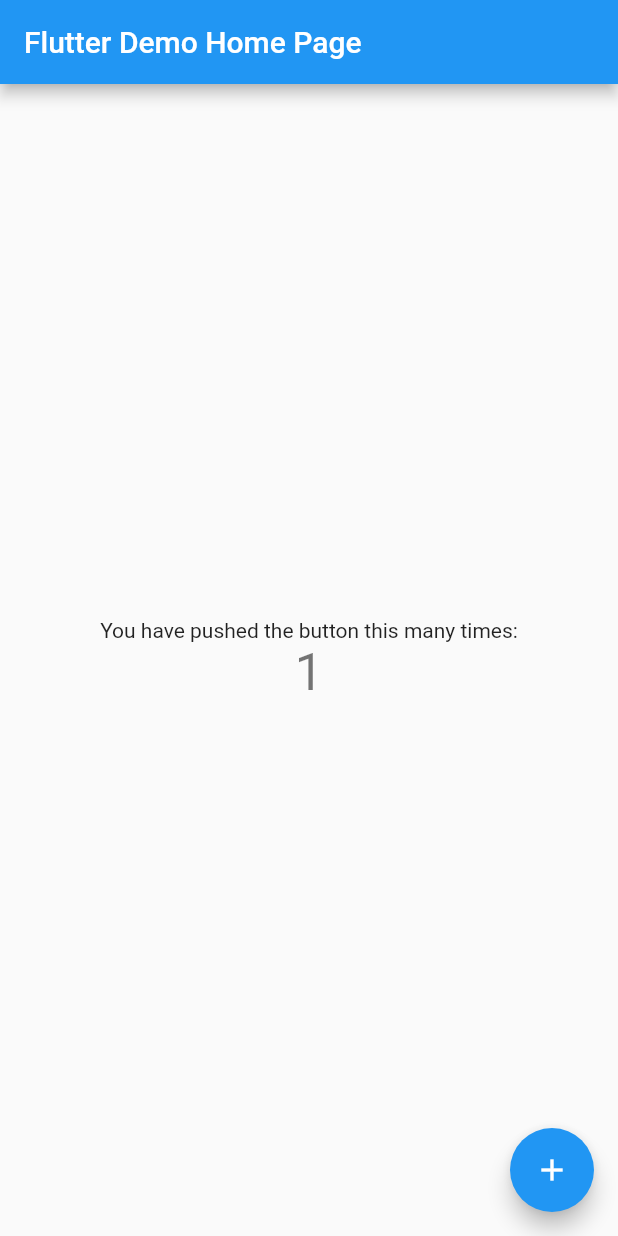
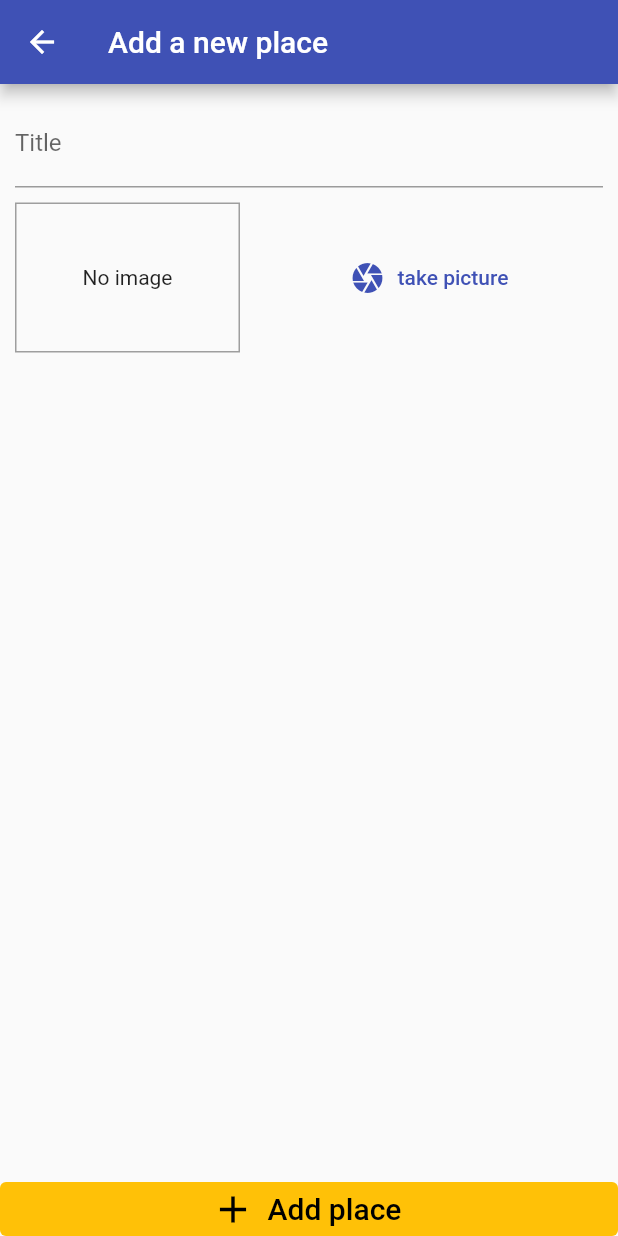
Before and after one commit to s17476/great_places, a Flutter app: the screen it shows after launch, after a tap on the "add" icon, on a phone screen of 412 x 824 dp. Run offline on Flutter 3.47's test engine with Material 2 defaults, Android fonts, the phone set to English and light mode, and no system bars; our stand-ins replace image_picker.

Commit message:
added camera support

```diff
--- a/lib/main.dart
+++ b/lib/main.dart
@@ -1,4 +1,8 @@
 import 'package:flutter/material.dart';
+import 'package:great_places/providers/places_provider.dart';
+import 'package:great_places/screens/add_place_screen.dart';
+import 'package:great_places/screens/places_list_screen.dart';
+import 'package:provider/provider.dart';
 
 void main() {
   runApp(const MyApp());
@@ -10,106 +14,27 @@ class MyApp extends StatelessWidget {
   // This widget is the root of your application.
   @override
   Widget build(BuildContext context) {
-    return MaterialApp(
-      title: 'Flutter Demo',
-      theme: ThemeData(
-        // This is the theme of your application.
-        //
-        // Try running your application with "flutter run". You'll see the
-        // application has a blue toolbar. Then, without quitting the app, try
-        // changing the primarySwatch below to Colors.green and then invoke
-        // "hot reload" (press "r" in the console where you ran "flutter run",
-        // or simply save your changes to "hot reload" in a Flutter IDE).
-        // Notice that the counter didn't reset back to zero; the application
-        // is not restarted.
-        primarySwatch: Colors.blue,
+    return ChangeNotifierProvider.value(
+      value: PlacesProvider(),
+      child: MaterialApp(
+        title: 'Flutter Demo',
+        theme: ThemeData(
+          appBarTheme: const AppBarTheme(backgroundColor: Colors.indigo),
+          primarySwatch: Colors.indigo,
+          colorScheme: Theme.of(context).colorScheme.copyWith(
+                secondary: Colors.amber,
+              ),
+          elevatedButtonTheme: ElevatedButtonThemeData(
+            style: ElevatedButton.styleFrom(
+                primary: Colors.amber, onPrimary: Colors.black),
+          ),
+        ),
+        home: const PlacesListScreen(),
+        debugShowCheckedModeBanner: false,
+        routes: {
+          AddPlaceScreen.routeName: (ctx) => const AddPlaceScreen(),
+        },
       ),
-      home: const MyHomePage(title: 'Flutter Demo Home Page'),
     );
   }
 }
-
-class MyHomePage extends StatefulWidget {
-  const MyHomePage({Key? key, required this.title}) : super(key: key);
-
-  // This widget is the home page of your application. It is stateful, meaning
-  // that it has a State object (defined below) that contains fields that affect
-  // how it looks.
-
-  // This class is the configuration for the state. It holds the values (in this
-  // case the title) provided by the parent (in this case the App widget) and
-  // used by the build method of the State. Fields in a Widget subclass are
-  // always marked "final".
-
-  final String title;
-
-  @override
-  State<MyHomePage> createState() => _MyHomePageState();
-}
-
-class _MyHomePageState extends State<MyHomePage> {
-  int _counter = 0;
-
-  void _incrementCounter() {
-    setState(() {
-      // This call to setState tells the Flutter framework that something has
-      // changed in this State, which causes it to rerun the build method below
-      // so that the display can reflect the updated values. If we changed
-      // _counter without calling setState(), then the build method would not be
-      // called again, and so nothing would appear to happen.
-      _counter++;
-    });
-  }
-
-  @override
-  Widget build(BuildContext context) {
-    // This method is rerun every time setState is called, for instance as done
-    // by the _incrementCounter method above.
-    //
-    // The Flutter framework has been optimized to make rerunning build methods
-    // fast, so that you can just rebuild anything that needs updating rather
-    // than having to individually change instances of widgets.
-    return Scaffold(
-      appBar: AppBar(
-        // Here we take the value from the MyHomePage object that was created by
-        // the App.build method, and use it to set our appbar title.
-        title: Text(widget.title),
-      ),
-      body: Center(
-        // Center is a layout widget. It takes a single child and positions it
-        // in the middle of the parent.
-        child: Column(
-          // Column is also a layout widget. It takes a list of children and
-          // arranges them vertically. By default, it sizes itself to fit its
-          // children horizontally, and tries to be as tall as its parent.
-          //
-          // Invoke "debug painting" (press "p" in the console, choose the
-          // "Toggle Debug Paint" action from the Flutter Inspector in Android
-          // Studio, or the "Toggle Debug Paint" command in Visual Studio Code)
-          // to see the wireframe for each widget.
-          //
-          // Column has various properties to control how it sizes itself and
-          // how it positions its children. Here we use mainAxisAlignment to
-          // center the children vertically; the main axis here is the vertical
-          // axis because Columns are vertical (the cross axis would be
-          // horizontal).
-          mainAxisAlignment: MainAxisAlignment.center,
-          children: <Widget>[
-            const Text(
-              'You have pushed the button this many times:',
-            ),
-            Text(
-              '$_counter',
-              style: Theme.of(context).textTheme.headline4,
-            ),
-          ],
-        ),
-      ),
-      floatingActionButton: FloatingActionButton(
-        onPressed: _incrementCounter,
-        tooltip: 'Increment',
-        child: const Icon(Icons.add),
-      ), // This trailing comma makes auto-formatting nicer for build methods.
-    );
-  }
-}
--- /dev/null
+++ b/lib/models/place.dart
@@ -0,0 +1,17 @@
+import 'dart:io';
+
+import 'package:great_places/models/place_location.dart';
+
+class Place {
+  final String id;
+  final String title;
+  final PlaceLocation location;
+  final File image;
+
+  Place({
+    required this.id,
+    required this.title,
+    required this.location,
+    required this.image,
+  });
+}
--- /dev/null
+++ b/lib/models/place_location.dart
@@ -0,0 +1,11 @@
+class PlaceLocation {
+  final double latitude;
+  final double longitude;
+  String? address;
+
+  PlaceLocation({
+    required this.latitude,
+    required this.longitude,
+    this.address,
+  });
+}
--- /dev/null
+++ b/lib/providers/places_provider.dart
@@ -0,0 +1,24 @@
+import 'dart:io';
+
+import 'package:flutter/foundation.dart';
+import 'package:great_places/models/place.dart';
+import 'package:great_places/models/place_location.dart';
+
+class PlacesProvider with ChangeNotifier {
+  List<Place> _items = [];
+
+  List<Place> get items {
+    return [..._items];
+  }
+
+  void addPlace(String title, File image) {
+    final newPlace = Place(
+      id: DateTime.now().toString(),
+      title: title,
+      location: PlaceLocation(latitude: 12, longitude: 12),
+      image: image,
+    );
+    _items.add(newPlace);
+    notifyListeners();
+  }
+}
--- /dev/null
+++ b/lib/screens/add_place_screen.dart
@@ -0,0 +1,90 @@
+import 'dart:io';
+
+import 'package:flutter/material.dart';
+import 'package:great_places/providers/places_provider.dart';
+import 'package:great_places/widgets/image_input.dart';
+import 'package:image_picker/image_picker.dart';
+import 'package:provider/provider.dart';
+
+class AddPlaceScreen extends StatefulWidget {
+  const AddPlaceScreen({Key? key}) : super(key: key);
+  static const routeName = '/add-place';
+  @override
+  _AddPlaceScreenState createState() => _AddPlaceScreenState();
+}
+
+class _AddPlaceScreenState extends State<AddPlaceScreen> {
+  final _titleController = TextEditingController();
+  File? _pickedImage;
+
+  void _selectImage(File pickedImage) {
+    _pickedImage = pickedImage;
+  }
+
+  void _savePlace() {
+    print('saving');
+    //..............................................................
+    if (_titleController.text.isEmpty || _pickedImage == null) {
+      ScaffoldMessenger.of(context).showSnackBar(
+        const SnackBar(
+          content: Text('Title and pic can\'t be empty!'),
+        ),
+      );
+      return;
+    }
+    Provider.of<PlacesProvider>(context, listen: false)
+        .addPlace(_titleController.text, _pickedImage!);
+    Navigator.of(context).pop();
+  }
+
+  @override
+  Widget build(BuildContext context) {
+    return Scaffold(
+      appBar: AppBar(
+        title: const Text('Add a new place'),
+      ),
+      body: Column(
+        mainAxisAlignment: MainAxisAlignment.spaceBetween,
+        crossAxisAlignment: CrossAxisAlignment.stretch,
+        children: [
+          Expanded(
+            child: SingleChildScrollView(
+              child: Padding(
+                padding: const EdgeInsets.all(10.0),
+                child: Column(
+                  children: [
+                    TextField(
+                      decoration: const InputDecoration(labelText: 'Title'),
+                      controller: _titleController,
+                    ),
+                    const SizedBox(
+                      height: 10,
+                    ),
+                    ImageInput(
+                      onSelectImage: _selectImage,
+                    ),
+                  ],
+                ),
+              ),
+            ),
+          ),
+          ElevatedButton.icon(
+            style: ElevatedButton.styleFrom(
+              elevation: 0,
+              tapTargetSize: MaterialTapTargetSize.shrinkWrap,
+            ),
+            onPressed: _savePlace,
+            icon: const Icon(
+              Icons.add,
+              size: 30,
+            ),
+            label: const Text(
+              'Add place',
+              style: TextStyle(fontSize: 20),
+            ),
+          )
+        ],
+      ),
+    );
+  }
+}
--- /dev/null
+++ b/lib/screens/places_list_screen.dart
@@ -0,0 +1,44 @@
+import 'package:flutter/material.dart';
+import 'package:great_places/providers/places_provider.dart';
+import 'package:great_places/screens/add_place_screen.dart';
+import 'package:provider/provider.dart';
+
+class PlacesListScreen extends StatelessWidget {
+  const PlacesListScreen({Key? key}) : super(key: key);
+
+  @override
+  Widget build(BuildContext context) {
+    return Scaffold(
+      appBar: AppBar(
+        title: const Text('Your places'),
+        actions: [
+          IconButton(
+            onPressed: () {
+              Navigator.of(context).pushNamed(AddPlaceScreen.routeName);
+            },
+            icon: const Icon(Icons.add),
+          ),
+        ],
+      ),
+      body: Consumer<PlacesProvider>(
+        child: const Center(
+          child: Text('Got no places yet'),
+        ),
+        builder: (ctx, placesProvider, ch) => placesProvider.items.isEmpty
+            ? ch!
+            : ListView.builder(
+                itemCount: placesProvider.items.length,
+                itemBuilder: (ctx, index) => ListTile(
+                  leading: CircleAvatar(
+                    backgroundImage:
+                        FileImage(placesProvider.items[index].image),
+                  ),
+                  title: Text(placesProvider.items[index].title),
+                  onTap: () {},
+                  // go to details page
+                ),
+              ),
+      ),
+    );
+  }
+}
--- /dev/null
+++ b/lib/widgets/image_input.dart
@@ -0,0 +1,72 @@
+import 'dart:io';
+
+import 'package:flutter/material.dart';
+import 'package:image_picker/image_picker.dart';
+import 'package:path/path.dart';
+import 'package:path_provider/path_provider.dart';
+
+class ImageInput extends StatefulWidget {
+  const ImageInput({Key? key, required this.onSelectImage}) : super(key: key);
+
+  final Function onSelectImage;
+
+  @override
+  _ImageInputState createState() => _ImageInputState();
+}
+
+class _ImageInputState extends State<ImageInput> {
+  File? _storedImage;
+
+  Future<void> _takePicture() async {
+    final picker = ImagePicker();
+    final imageFile = await picker.pickImage(
+      source: ImageSource.camera,
+      maxWidth: 600,
+    );
+    if (imageFile != null) {
+      setState(() {
+        _storedImage = File(imageFile.path);
+      });
+
+      final appDir = await getApplicationDocumentsDirectory();
+      final fileName = basename(imageFile.path);
+      final savedImage = await _storedImage!.copy('${appDir.path}/$fileName');
+      widget.onSelectImage(savedImage);
+    }
+  }
+
+  @override
+  Widget build(BuildContext context) {
+    return Row(
+      children: [
+        Container(
+          width: 150,
+          height: 100,
+          decoration: BoxDecoration(
+            border: Border.all(width: 1, color: Colors.grey),
+          ),
+          child: _storedImage != null
+              ? Image.file(
+                  _storedImage!,
+                  fit: BoxFit.cover,
+                  width: double.infinity,
+                )
+              : const Text('No image'),
+          alignment: Alignment.center,
+        ),
+        const SizedBox(
+          width: 10,
+        ),
+        Expanded(
+          child: TextButton.icon(
+            onPressed: _takePicture,
+            icon: const Icon(Icons.camera),
+            label: const Text('take picture'),
+            style:
+                TextButton.styleFrom(primary: Theme.of(context).primaryColor),
+          ),
+        ),
+      ],
+    );
+  }
+}
--- a/pubspec.yaml
+++ b/pubspec.yaml
@@ -29,6 +29,10 @@ environment:
 dependencies:
   flutter:
     sdk: flutter
+  provider: ^6.0.1
+  image_picker: ^0.8.4+4
+  path_provider: ^2.0.6
+  path: ^1.8.0
 
 
   # The following adds the Cupertino Icons font to your application.
```
Also changed, not shown: lib/screens/place_detail_screen.dart (added), pubspec.lock.
